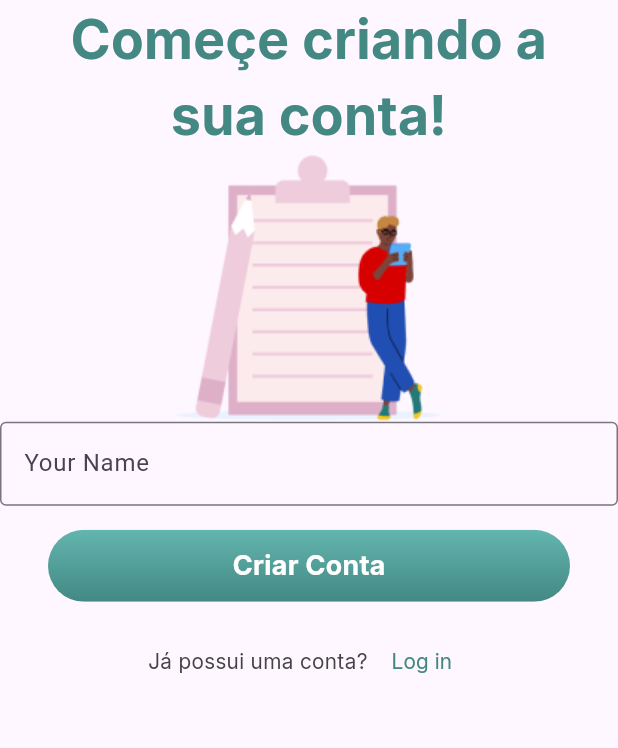
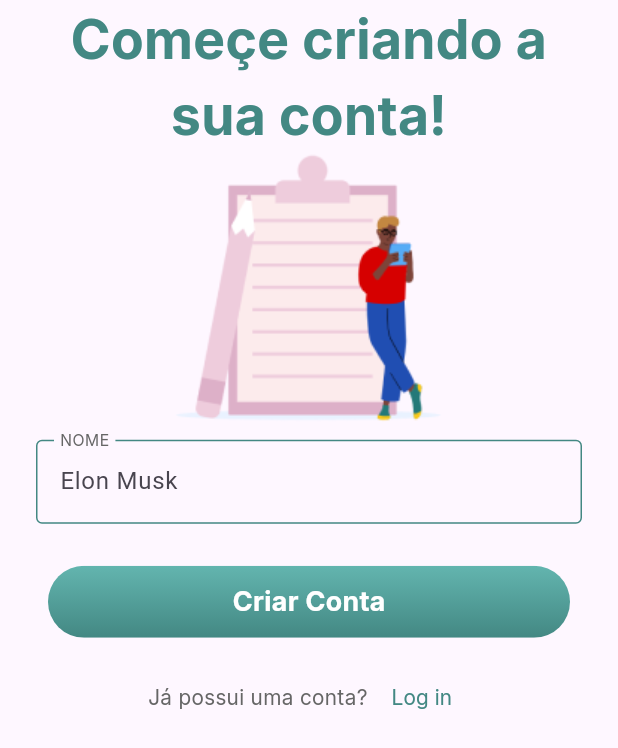
Before and after one commit to Emerson018/mps_project, a Flutter app: the screen it shows after launch, on a phone screen of 412 x 824 dp. Shown: the top 748 px of the screen. Run offline on Flutter 3.47's test engine with Material 3 defaults, Android fonts, the light colour scheme and no system bars.

Commit message:
V13, prpriedades do TextFormField e visuais

```diff
--- a/mps_app/lib/common/constants/app_colors.dart
+++ b/mps_app/lib/common/constants/app_colors.dart
@@ -8,7 +8,8 @@ class AppColors {
 
   static const Color white = Color(0xFFFFFFFF);
   static const Color iceWhite = Color(0xFFEEF8F7);
-  static const Color grey = Color(0xFF444444);
+  static const Color darkGrey = Color(0xFF444444);
+  static const Color grey = Color(0xFF666666);
 
   static const List<Color> greyGradient = [
     Color(0xFFF0F0F0),
--- a/mps_app/lib/common/constants/app_text_style.dart
+++ b/mps_app/lib/common/constants/app_text_style.dart
@@ -26,4 +26,9 @@ class AppTextStyles {
     fontSize: 14.0,
     fontWeight: FontWeight.w500,
   );
+  static const TextStyle inputLabelText= TextStyle(
+    fontFamily: 'Inter',
+    fontSize: 14.0,
+    fontWeight: FontWeight.w400,
+  );
 }
--- /dev/null
+++ b/mps_app/lib/common/widgets/custom_text_form_field.dart
@@ -0,0 +1,72 @@
+import 'package:flutter/material.dart';
+import 'package:mps_app/common/constants/app_colors.dart';
+import 'package:mps_app/common/constants/app_text_style.dart';
+
+class CustomTextFormField extends StatefulWidget {
+  final EdgeInsetsGeometry? padding;
+  final String? hintText;
+  final String? labelText;
+  final TextCapitalization? textCapitalization;
+  final TextEditingController? controller;
+  final TextInputType? keyboardType;
+  final int? maxLength;
+  final TextInputAction? textInputAction;
+
+  const CustomTextFormField({
+    super.key,
+    this.padding,
+    this.hintText,
+    this.labelText,
+    this.textCapitalization,
+    this.controller,
+    this.keyboardType,
+    this.maxLength,
+    this.textInputAction,
+  });
+
+  @override
+  State<CustomTextFormField> createState() => _CustomTextFormFieldState();
+}
+
+class _CustomTextFormFieldState extends State<CustomTextFormField> {
+  final defaultBorder = const OutlineInputBorder(
+    borderSide: BorderSide(color: AppColors.greenlightTwo),
+  );
+
+  @override
+  Widget build(BuildContext context) {
+    return Padding(
+      padding: widget.padding ?? const EdgeInsets.symmetric(
+        horizontal: 24.0,
+        vertical: 12.0,
+      ),
+
+      child: TextFormField(
+        textInputAction: widget.textInputAction,
+        maxLength: widget.maxLength,
+        keyboardType: widget.keyboardType,
+        controller: widget.controller,
+        textCapitalization: widget.textCapitalization ?? TextCapitalization.none,
+
+        decoration: InputDecoration(
+          hintText: widget.hintText,
+          floatingLabelBehavior: FloatingLabelBehavior.always,
+          labelText: widget.labelText?.toUpperCase(),
+          labelStyle: AppTextStyles.inputLabelText.copyWith(color: AppColors.grey),
+          focusedBorder: defaultBorder,
+
+          errorBorder: defaultBorder.copyWith(
+            borderSide: const BorderSide(
+              color: Colors.red),
+          ),
+          focusedErrorBorder: defaultBorder.copyWith(
+            borderSide: const BorderSide(
+              color: Colors.red),
+          ),
+          enabledBorder: defaultBorder,
+          disabledBorder: defaultBorder,
+        ),
+      ),
+    );
+  }
+}
--- a/mps_app/lib/features/sign_up/sign_up_page.dart
+++ b/mps_app/lib/features/sign_up/sign_up_page.dart
@@ -2,6 +2,7 @@ import 'package:flutter/material.dart';
 import 'package:mps_app/common/constants/app_colors.dart';
 import 'package:mps_app/common/constants/app_text_style.dart';
 import 'package:mps_app/common/widgets/custom_text_button.dart';
+import 'package:mps_app/common/widgets/custom_text_form_field.dart';
 import 'package:mps_app/common/widgets/primary_button.dart';
 
 class SignUpPage extends StatelessWidget {
@@ -32,12 +33,9 @@ class SignUpPage extends StatelessWidget {
           Form(
             child: Column(
               children: [
-                  TextFormField(
-                    decoration: const InputDecoration(
-                      labelText: "Your Name",
-
-                      border: OutlineInputBorder(),
-                    ),
+                CustomTextFormField(
+                  labelText: "Nome",
+                  hintText: "Elon Musk",
                 ),
               ],
             ),
@@ -50,6 +48,7 @@ class SignUpPage extends StatelessWidget {
             child: PrimaryButton(
               text: 'Criar Conta',
               onPressed: () {
+                // Implementar lógica de criação de conta.
               },
             ),
           ),
```
Lines whose indentation alone changed are shown as unchanged.
